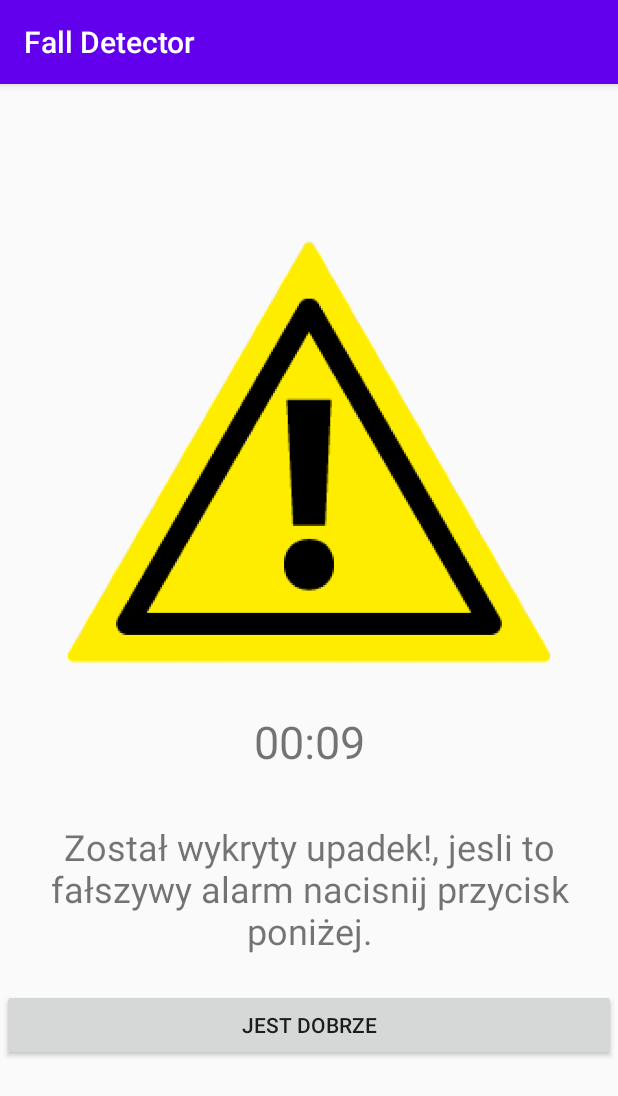
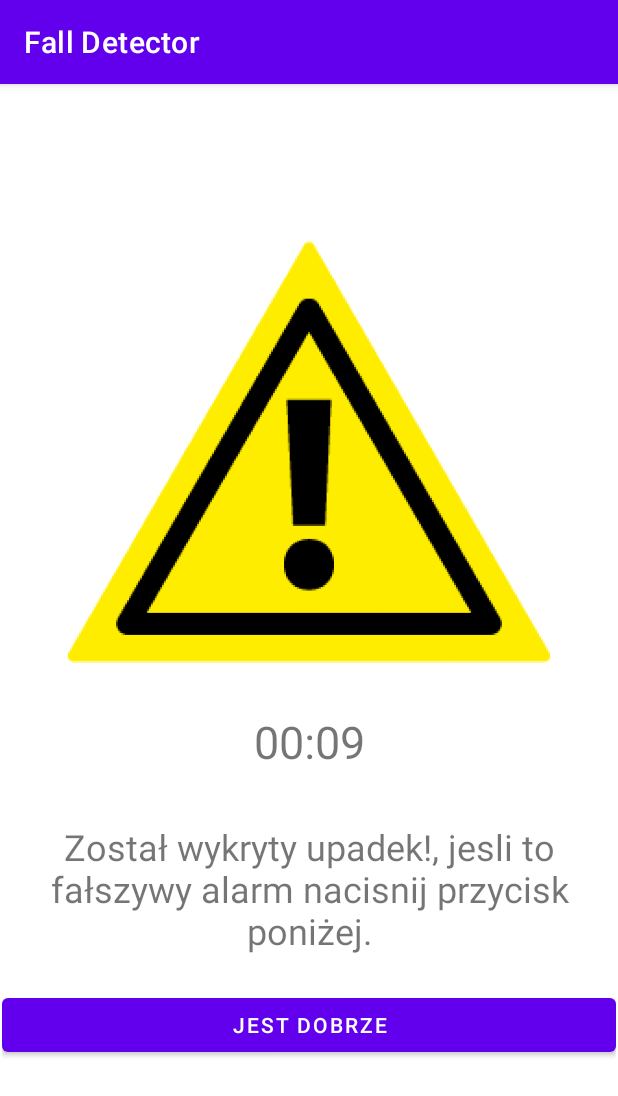
Before and after one commit to Fabix21/Fall-Detector, an Android app: the WarningActivity screen opened directly, with no data from a screen before it, on a phone screen of 412 x 824 dp. Shown: the top 1096 px of the screen. Run offline under Robolectric (Android 15) with nearby library versions, the phone set to English and light mode, and no system bars.

Commit message:
Updated to Material Design

```diff
--- a/app/src/main/java/com/name/accelerometr/WarningActivity.java
+++ b/app/src/main/java/com/name/accelerometr/WarningActivity.java
@@ -21,7 +21,6 @@ import androidx.preference.PreferenceManager;
 public class WarningActivity extends AppCompatActivity {
     final int SEND_SMS_PERMISSION_REQUEST_CODE = 1;
     CountDownTimer userResponseTimer;
-    CountDownTimer fallTimeTimer;
     TextView timer;
     String longitudeValue;
     String latitudeValue;
--- a/app/src/main/res/values/styles.xml
+++ b/app/src/main/res/values/styles.xml
@@ -1,6 +1,6 @@
 <resources>
 
-    <style name="AppTheme" parent="Theme.AppCompat.Light.DarkActionBar">
+    <style name="AppTheme" parent="Theme.MaterialComponents.DayNight.DarkActionBar">
         <item name="windowActionBar">true</item>
         <item name="windowNoTitle">false</item>
         <item name="android:windowContentOverlay">@null</item>
```
